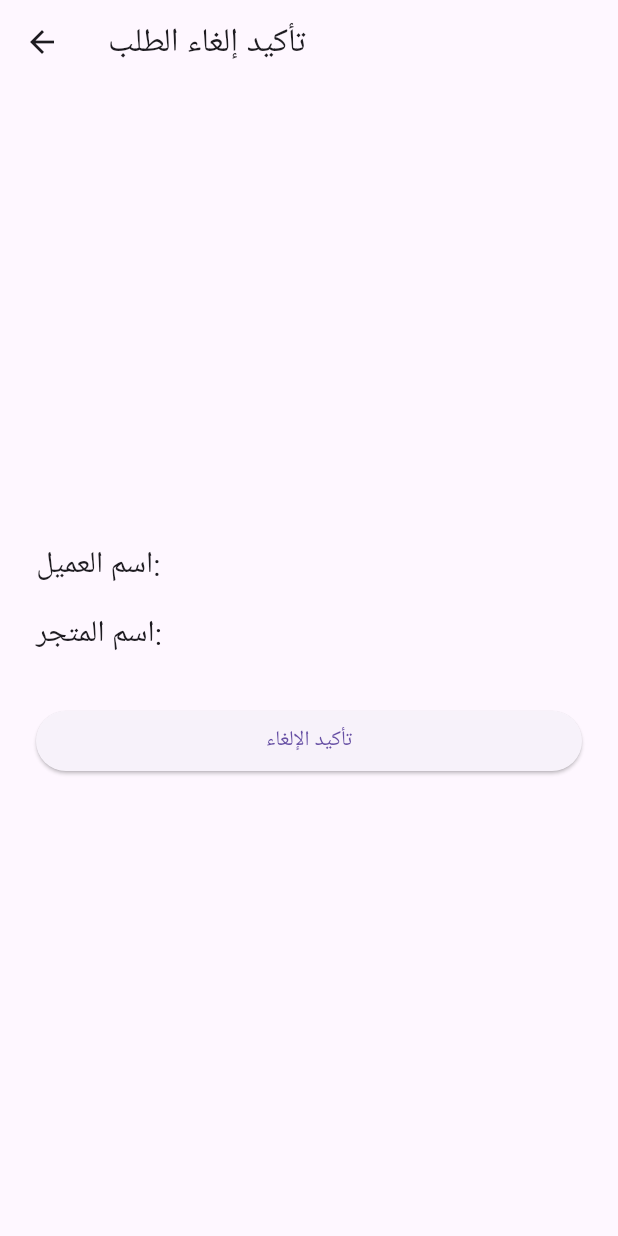
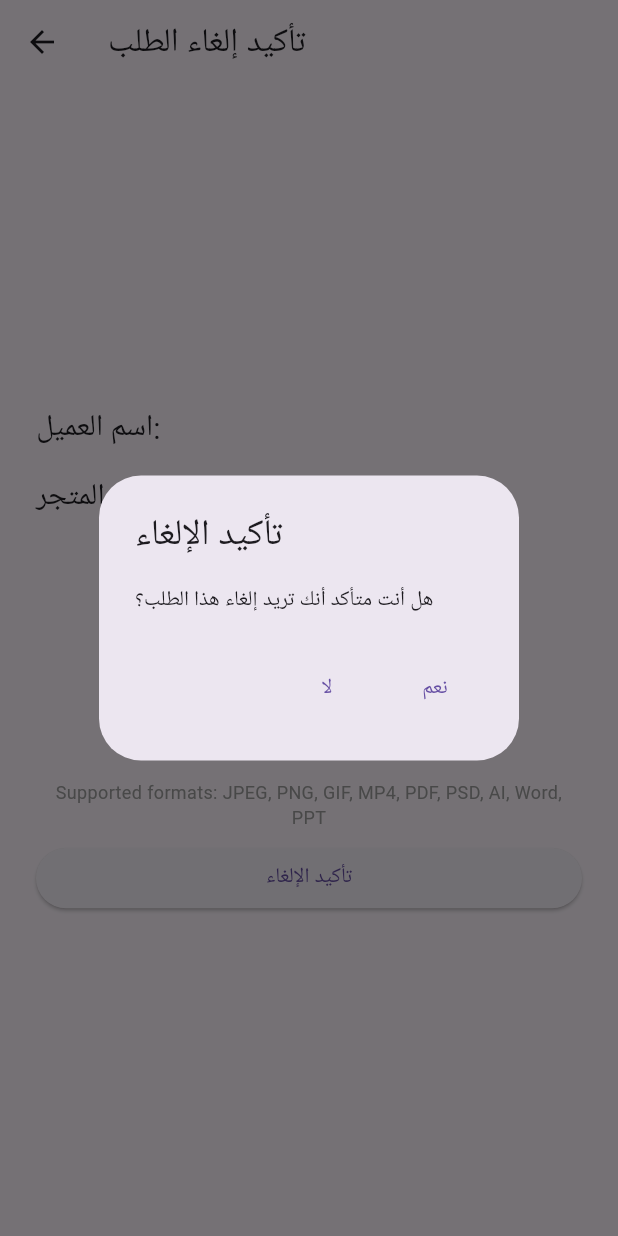
Before and after one commit to 2hmedbarabaa/ManziliAppV3, a Flutter app: the ConfirmCancelOrderScreen screen opened directly with empty values, after a tap on "تأكيد الإلغاء", on a phone screen of 412 x 824 dp. Run offline on Flutter 3.47's test engine with Material 3 defaults, Android fonts, the phone set to English and light mode, and no system bars; our stand-ins replace carousel_slider, dots_indicator, file_picker, flutter_svg, font_awesome_flutter, get and 3 more; missing offline and left inert: firstsplashscreenview; accounts and stored records are empty; network calls fail.

Commit message:
update ConfirmCancelOrderScreen api

```diff
--- a/last_version/lib/view/confirm_cancel_order_screen.dart
+++ b/last_version/lib/view/confirm_cancel_order_screen.dart
@@ -1,6 +1,10 @@
+import 'dart:convert';
+import 'package:http/http.dart' as http;
+import 'package:http_parser/http_parser.dart';
 import 'package:flutter/material.dart';
+import 'package:manziliapp/widget/card/payment_receipt_widget.dart';
 
-class ConfirmCancelOrderScreen extends StatelessWidget {
+class ConfirmCancelOrderScreen extends StatefulWidget {
   final String customerName;
   final String storeName;
   final VoidCallback onConfirm;
@@ -15,13 +19,27 @@ class ConfirmCancelOrderScreen extends StatelessWidget {
   }) : super(key: key);
 
   @override
+  State<ConfirmCancelOrderScreen> createState() => _ConfirmCancelOrderScreenState();
+}
+
+class _ConfirmCancelOrderScreenState extends State<ConfirmCancelOrderScreen> {
+   String? uploadedPdfPath;
+
+
+
+  void _onPdfUploaded(String pdfPath) {
+    setState(() => uploadedPdfPath = pdfPath);
+    debugPrint('Uploaded PDF Path: $uploadedPdfPath');
+  }
+
+  @override
   Widget build(BuildContext context) {
     return Scaffold(
       appBar: AppBar(
         title: const Text('تأكيد إلغاء الطلب'),
         leading: IconButton(
           icon: const Icon(Icons.arrow_back),
-          onPressed: onBack,
+          onPressed: widget.onBack,
         ),
       ),
       body: Padding(
@@ -30,14 +48,84 @@ class ConfirmCancelOrderScreen extends StatelessWidget {
           mainAxisAlignment: MainAxisAlignment.center,
           crossAxisAlignment: CrossAxisAlignment.stretch,
           children: [
-            Text('اسم العميل: $customerName',
+
+
+            Text('اسم العميل: ${widget.customerName}',
                 style: const TextStyle(fontSize: 20)),
             const SizedBox(height: 16),
-            Text('اسم المتجر: $storeName',
+            Text('اسم المتجر: ${widget.storeName}',
                 style: const TextStyle(fontSize: 20)),
             const SizedBox(height: 32),
+ PaymentReceipt(onPdfUploaded: _onPdfUploaded),
+
             ElevatedButton(
-              onPressed: onConfirm,
+              onPressed: () async {
+                final confirm = await showDialog<bool>(
+                  context: context,
+                  builder: (ctx) => AlertDialog(
+                    title: const Text('تأكيد الإلغاء'),
+                    content: const Text('هل أنت متأكد أنك تريد إلغاء هذا الطلب؟'),
+                    actions: [
+                      TextButton(
+                        onPressed: () => Navigator.of(ctx).pop(false),
+                        child: const Text('لا'),
+                      ),
+                      TextButton(
+                        onPressed: () => Navigator.of(ctx).pop(true),
+                        child: const Text('نعم'),
+                      ),
+                    ],
+                  ),
+                );
+                if (confirm == true) {
+                  // 1. Call the ReturnOrder API with PDF upload
+                  if (uploadedPdfPath == null) {
+                    ScaffoldMessenger.of(context).showSnackBar(
+                      const SnackBar(content: Text('يرجى رفع إيصال الدفع أولاً')),
+                    );
+                    return;
+                  }
+                  final uri = Uri.parse('http://man.runasp.net/api/ReturnOrder/CreateReturnOrder?UserName=${Uri.encodeComponent(widget.customerName)}&StoreName=${Uri.encodeComponent(widget.storeName)}');
+                  final request = http.MultipartRequest('POST', uri);
+                  request.files.add(
+                    await http.MultipartFile.fromPath(
+                      'PdfFile',
+                      uploadedPdfPath!,
+                      contentType: MediaType('application', 'pdf'),
+                    ),
+                  );
+                  showDialog(
+                    context: context,
+                    barrierDismissible: false,
+                    builder: (ctx) => const Center(child: CircularProgressIndicator()),
+                  );
+                  try {
+                    final streamedResponse = await request.send();
+                    final response = await http.Response.fromStream(streamedResponse);
+                    Navigator.of(context).pop(); // remove loading dialog
+                    if (response.statusCode == 200) {
+                      final data = jsonDecode(response.body);
+                      if (data['isSuccess'] == true) {
+                        // 2. Only now call widget.onConfirm (cancel order)
+                        widget.onConfirm();
+                      } else {
+                        ScaffoldMessenger.of(context).showSnackBar(
+                          SnackBar(content: Text(data['message'] ?? 'فشل في إرجاع الطلب')),
+                        );
+                      }
+                    } else {
+                      ScaffoldMessenger.of(context).showSnackBar(
+                        SnackBar(content: Text('فشل في إرجاع الطلب: ${response.statusCode}')),
+                      );
+                    }
+                  } catch (e) {
+                    Navigator.of(context).pop();
+                    ScaffoldMessenger.of(context).showSnackBar(
+                      SnackBar(content: Text('خطأ: $e')),
+                    );
+                  }
+                }
+              },
               child: const Text('تأكيد الإلغاء'),
             ),
           ],
```
